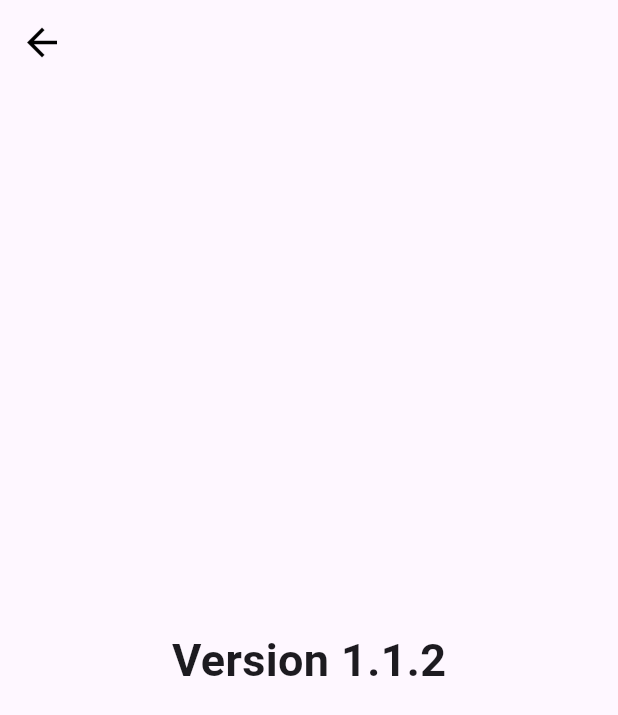
After one commit to Trung-Nguyen104/flutter_project, a Flutter app: the VersionPage screen opened directly, on a phone screen of 412 x 824 dp. The commit adds this screen. Shown: the top 715 px of the screen. Run offline on Flutter 3.47's test engine with Material 3 defaults, Android fonts, the phone set to English and light mode, and no system bars; our stand-ins replace flutter_colorpicker, flutter_staggered_animations, google_fonts, image_picker.

Commit message:
update 1.1.2

```diff
--- /dev/null
+++ b/lib/version_page.dart
@@ -0,0 +1,28 @@
+import 'package:flutter/material.dart';
+
+class VersionPage extends StatelessWidget {
+  const VersionPage({super.key});
+
+  @override
+  Widget build(BuildContext context) {
+    return Scaffold(
+      appBar: AppBar(
+        backgroundColor: Colors.transparent,
+        elevation: 0,
+        iconTheme: const IconThemeData(
+          color: Colors.black,
+          size: 30,
+        ),
+      ),
+      body: const Center(
+        child: Text(
+          'Version 1.1.2',
+          style: TextStyle(
+            fontSize: 30,
+            fontWeight: FontWeight.bold,
+          ),
+        ),
+      ),
+    );
+  }
+}
```
Also changed, not shown: lib/create_or_edit.dart (+1 -9 lines), lib/home_page.dart (+9 -2 lines).
